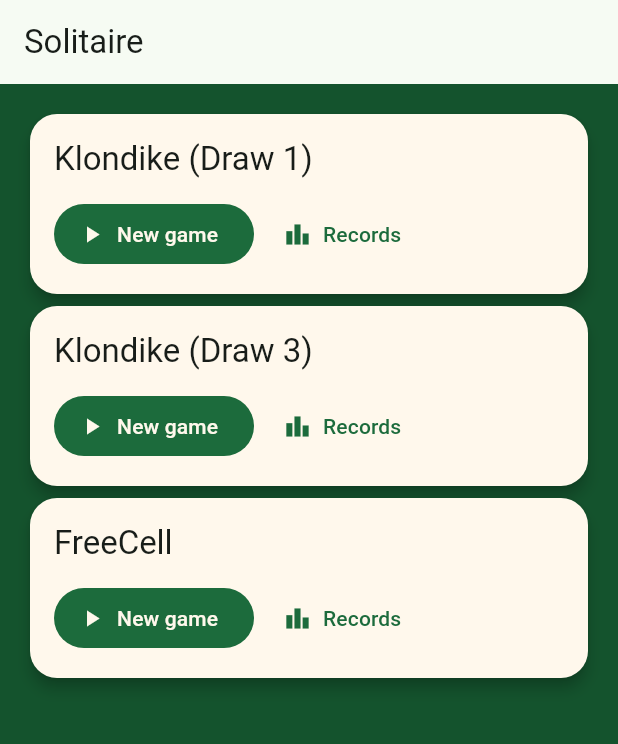
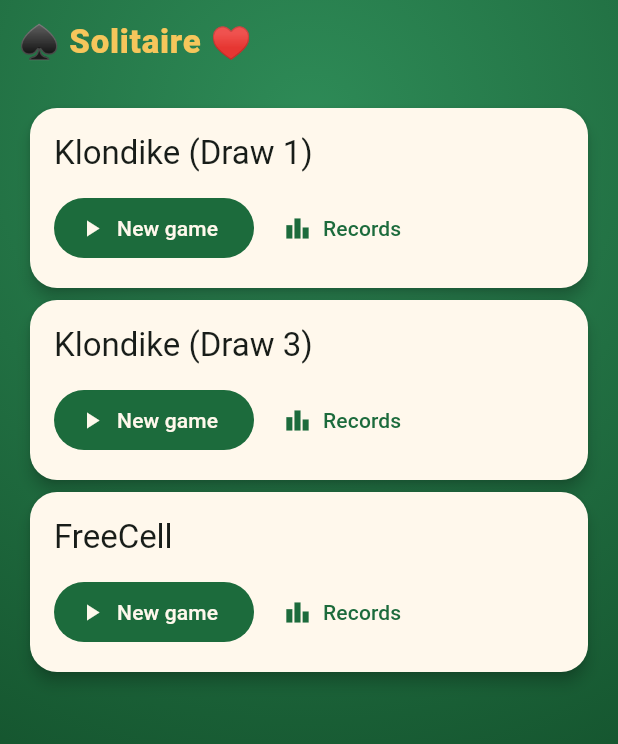
Before and after one commit to d-rk/open-patience, a Flutter app: the screen it shows after launch, on a phone screen of 412 x 824 dp. Shown: the top 744 px of the screen. Run offline on Flutter 3.47's test engine with Material 3 defaults, Android fonts, the phone set to English and light mode, and no system bars; our stand-ins replace equatable, flutter_bloc, shared_preferences.

Commit message:
Restyle main menu onto the Emerald Felt theme

```diff
--- a/lib/ui/main_menu_screen.dart
+++ b/lib/ui/main_menu_screen.dart
@@ -8,6 +8,7 @@ import '../persistence/records_repository.dart';
 import '../presentation/bloc/game_bloc.dart';
 import 'game_screen.dart';
 import 'records_screen.dart';
+import 'theme/widgets.dart';
 
 /// The entry screen: one card per variant with Play, Resume (when a save
 /// exists) and Records. Building a game here is just constructing a [GameBloc]
@@ -23,8 +24,14 @@ class MainMenuScreen extends StatelessWidget {
   @override
   Widget build(BuildContext context) {
     return Scaffold(
-      appBar: AppBar(title: const Text('Solitaire')),
-      body: ListView(
+      body: FeltBackground(
+        child: SafeArea(
+          child: Column(
+            crossAxisAlignment: CrossAxisAlignment.stretch,
+            children: <Widget>[
+              const FeltHeader(title: '♠ Solitaire ♥'),
+              Expanded(
+                child: ListView(
                   padding: const EdgeInsets.all(16),
                   children: <Widget>[
                     for (final String id in GameRegistry.ids)
@@ -34,6 +41,11 @@ class MainMenuScreen extends StatelessWidget {
                         autoTick: autoTick,
                       ),
                   ],
+                ),
+              ),
+            ],
+          ),
+        ),
       ),
     );
   }
```
Lines whose indentation alone changed are shown as unchanged.
